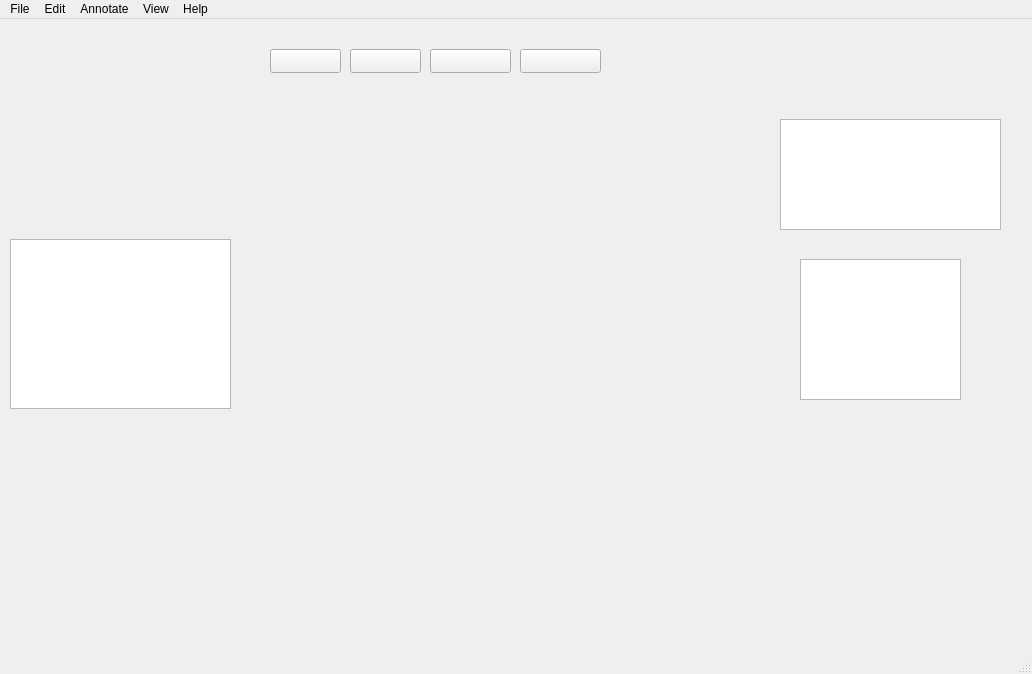
Above: picannotate.ui from ShutterSpeedLabs/PicAnnotate before the change. Below: the same form after it.
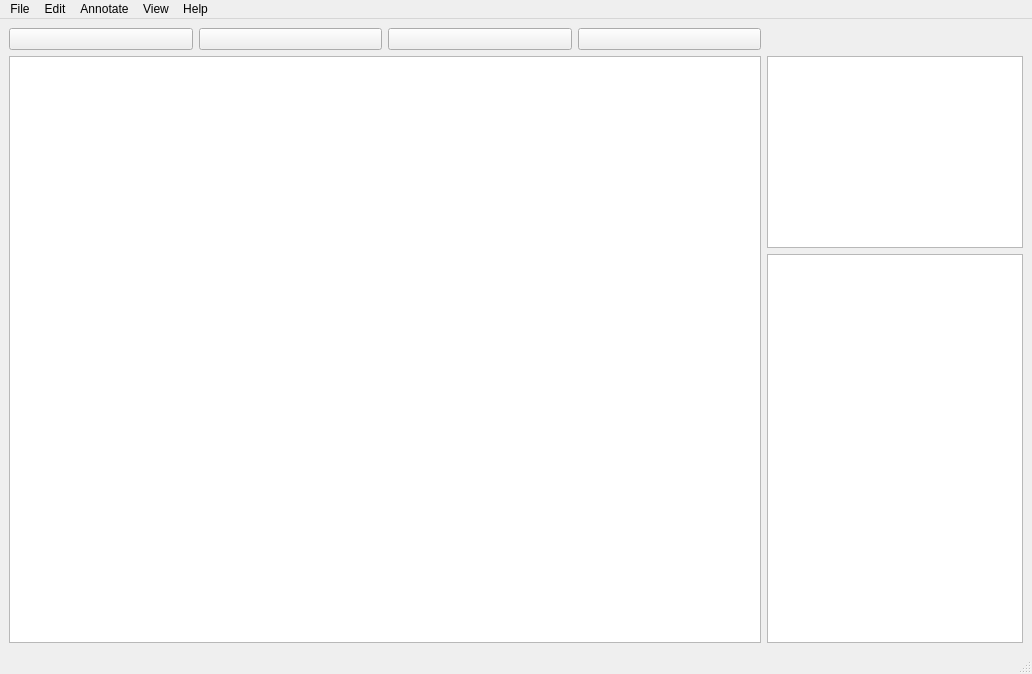
That is the form after the change. Icons and pictures are not drawn.

Diff of the .ui file:
```diff
--- a/picannotate.ui
+++ b/picannotate.ui
@@ -14,61 +14,31 @@
    <string>PicAnnotate</string>
   </property>
   <widget class="QWidget" name="centralwidget">
-   <widget class="QListView" name="listViewClass">
-    <property name="geometry">
-     <rect>
-      <x>780</x>
-      <y>100</y>
-      <width>221</width>
-      <height>111</height>
-     </rect>
-    </property>
-   </widget>
-   <widget class="QListView" name="listViewFiles">
-    <property name="geometry">
-     <rect>
-      <x>800</x>
-      <y>240</y>
-      <width>161</width>
-      <height>141</height>
-     </rect>
-    </property>
-   </widget>
-   <widget class="QGraphicsView" name="graphicsView">
-    <property name="geometry">
-     <rect>
-      <x>10</x>
-      <y>220</y>
-      <width>221</width>
-      <height>170</height>
-     </rect>
-    </property>
-   </widget>
-   <widget class="QPushButton" name="next_button">
-    <property name="geometry">
-     <rect>
-      <x>520</x>
-      <y>30</y>
-      <width>81</width>
-      <height>24</height>
-     </rect>
-    </property>
+   <layout class="QGridLayout" name="gridLayout_2">
+    <item row="0" column="0">
+     <layout class="QHBoxLayout" name="horizontalLayout">
+      <item>
+       <widget class="QPushButton" name="ZoomOut">
+        <property name="text">
+         <string/>
+        </property>
+        <property name="icon">
+         <iconset theme="zoom-out"/>
+        </property>
+       </widget>
+      </item>
+      <item>
+       <widget class="QPushButton" name="ZoomIn">
     <property name="text">
      <string/>
     </property>
     <property name="icon">
-     <iconset theme="go-next"/>
-    </property>
-   </widget>
+         <iconset theme="zoom-in"/>
+        </property>
+       </widget>
+      </item>
+      <item>
    <widget class="QPushButton" name="pre_button">
-    <property name="geometry">
-     <rect>
-      <x>430</x>
-      <y>30</y>
-      <width>81</width>
-      <height>24</height>
-     </rect>
-    </property>
     <property name="text">
      <string/>
     </property>
@@ -76,38 +46,37 @@
      <iconset theme="go-previous"/>
     </property>
    </widget>
-   <widget class="QPushButton" name="ZoomIn">
-    <property name="geometry">
-     <rect>
-      <x>350</x>
-      <y>30</y>
-      <width>71</width>
-      <height>24</height>
-     </rect>
-    </property>
+      </item>
+      <item>
+       <widget class="QPushButton" name="next_button">
     <property name="text">
      <string/>
     </property>
     <property name="icon">
-     <iconset theme="zoom-in"/>
-    </property>
-   </widget>
-   <widget class="QPushButton" name="ZoomOut">
-    <property name="geometry">
-     <rect>
-      <x>270</x>
-      <y>30</y>
-      <width>71</width>
-      <height>24</height>
-     </rect>
-    </property>
-    <property name="text">
-     <string/>
-    </property>
-    <property name="icon">
-     <iconset theme="zoom-out"/>
-    </property>
-   </widget>
+         <iconset theme="go-next"/>
+        </property>
+       </widget>
+      </item>
+     </layout>
+    </item>
+    <item row="1" column="0">
+     <layout class="QGridLayout" name="gridLayout">
+      <item row="0" column="0">
+       <widget class="QGraphicsView" name="graphicsView"/>
+      </item>
+     </layout>
+    </item>
+    <item row="1" column="1">
+     <layout class="QVBoxLayout" name="verticalLayout">
+      <item alignment="Qt::AlignRight|Qt::AlignTop">
+       <widget class="QListView" name="listViewClass"/>
+      </item>
+      <item alignment="Qt::AlignRight">
+       <widget class="QListView" name="listViewFiles"/>
+      </item>
+     </layout>
+    </item>
+   </layout>
   </widget>
   <widget class="QMenuBar" name="menubar">
    <property name="geometry">
```
Left out of the diff: 33 changed lines with no effect on the pictures. Lines whose indentation alone changed are shown as unchanged.
